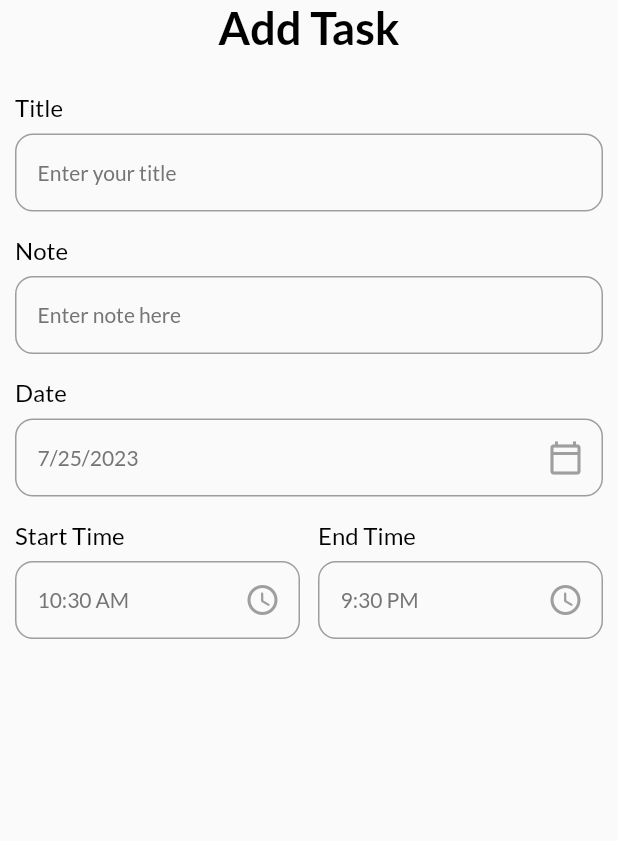
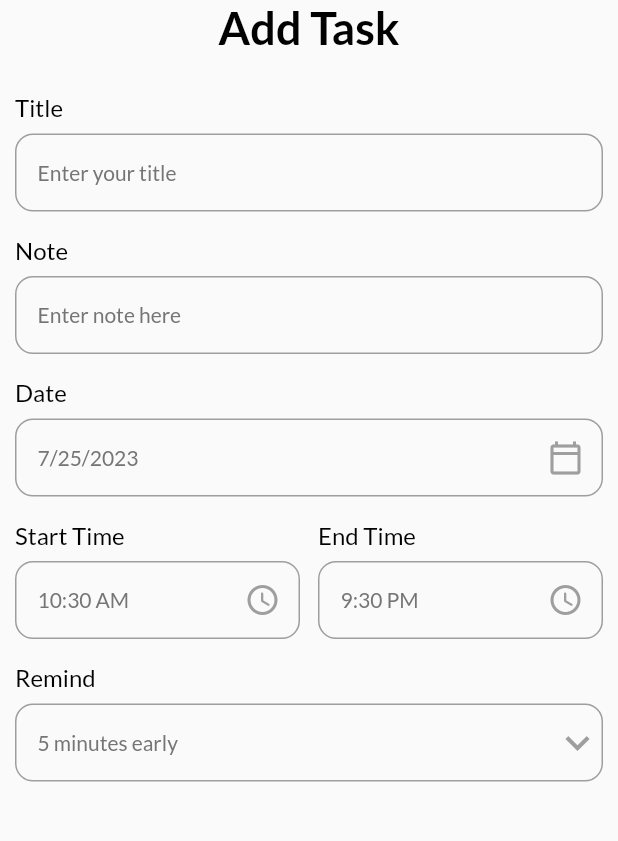
Before and after one commit to i-am-thessa/flutter-tutorial3, a Flutter app: the AddTaskPage screen opened directly, on a phone screen of 412 x 824 dp, the part 84-925 px from its top. Run offline on Flutter 3.47's test engine with Material 2 defaults, Android fonts, the phone set to English and light mode, and no system bars; our stand-ins replace animated_bottom_navigation_bar, date_picker_timeline, dotted_border, get, get_storage, google_fonts and 2 more; accounts and stored records are empty.

Commit message:
Added the remind row

```diff
--- a/todo_app_2/lib/ui/add_task_page.dart
+++ b/todo_app_2/lib/ui/add_task_page.dart
@@ -15,6 +15,8 @@ class _AddTaskPageState extends State<AddTaskPage> {
   DateTime _selectedDate = DateTime.now();
   String _endTime = "9:30 PM";
   String _startTime = DateFormat("hh:mm a").format(DateTime.now()).toString();
+  int _selectedRemind = 5;
+  List<int> listRemind = [5, 10, 15, 20];
 
   TextEditingController _taskTitleController = TextEditingController();
   TextEditingController _notesController = TextEditingController();
@@ -106,11 +108,32 @@ class _AddTaskPageState extends State<AddTaskPage> {
                   ),
                 ],
               ),
-              // MyInputField(
-              //     title: 'Remind',
-              //     hint: 'Enter reminder here',
-              //     controller: _reminderController,
-              //     widget: widget),
+              MyInputField(
+                title: 'Remind',
+                hint: "$_selectedRemind minutes early",
+                controller: _reminderController,
+                widget: DropdownButton(
+                  items: listRemind.map<DropdownMenuItem<String>>((int value) {
+                    return DropdownMenuItem<String>(
+                      value: value.toString(),
+                      child: Text(value.toString()),
+                    );
+                  }).toList(),
+                  onChanged: (value) {
+                    setState(() {
+                      _selectedRemind = int.parse(value!);
+                    });
+                  },
+                  icon: const Icon(
+                    Icons.keyboard_arrow_down,
+                    color: Colors.grey,
+                  ),
+                  iconSize: 32,
+                  elevation: 4,
+                  style: subTitleStyle,
+                  underline: Container(height: 0),
+                ),
+              ),
               // MyInputField(
               //     title: 'Repeat',
               //     hint: 'Enter repeat here',
```
